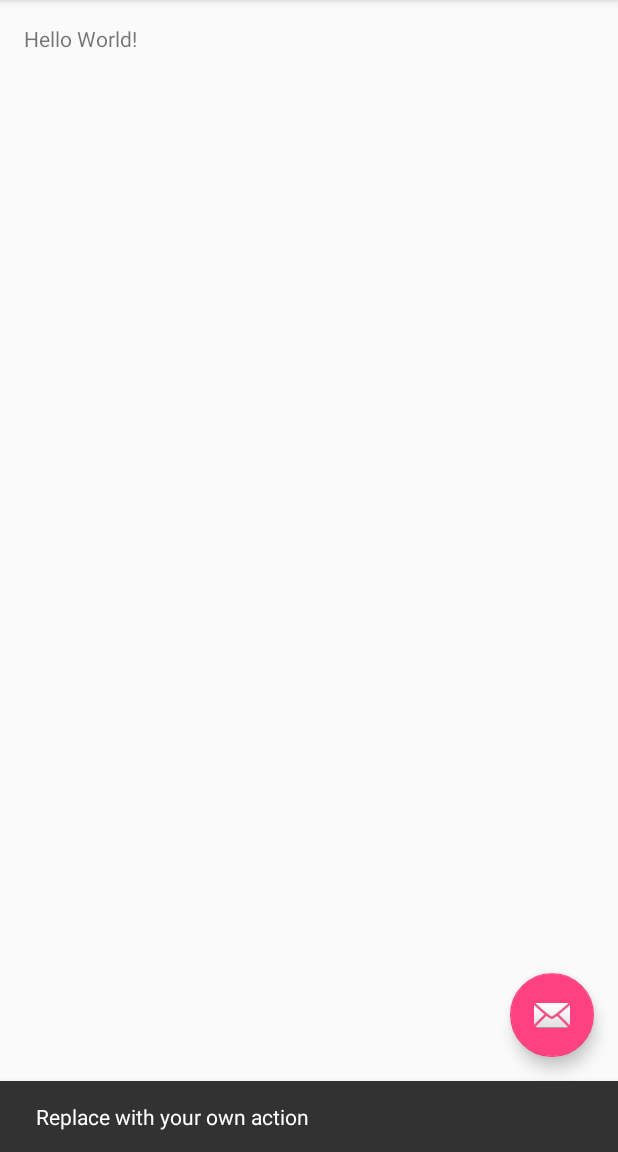
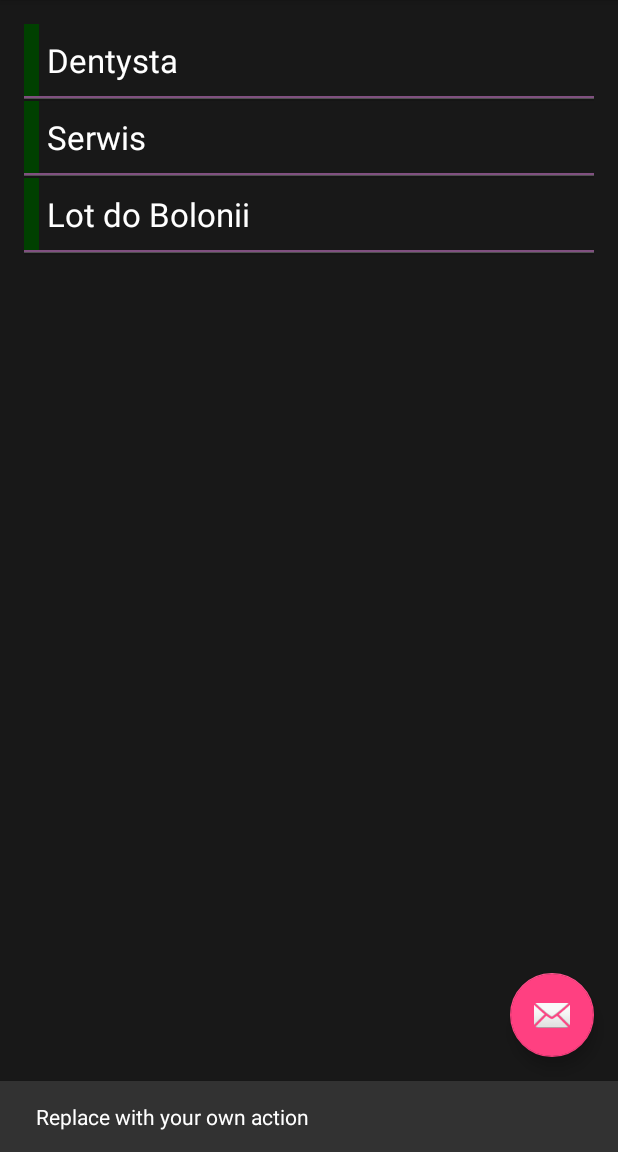
Before and after one commit to tombuczynski/reminder, an Android app: the screen it shows after launch (RemindersActivity), after a tap on an icon or button, on a phone screen of 412 x 824 dp, the part 84-1236 px from its top. Run offline under Robolectric (Android 15) with nearby library versions, the phone set to English and light mode, and no system bars.

Commit message:
Zrobiony custom View od Reminders ListView

```diff
--- a/app/src/main/java/com/apress/gerber/reminders/RemindersActivity.java
+++ b/app/src/main/java/com/apress/gerber/reminders/RemindersActivity.java
@@ -8,6 +8,10 @@ import android.support.v7.widget.Toolbar;
 import android.view.View;
 import android.view.Menu;
 import android.view.MenuItem;
+import android.widget.Adapter;
+import android.widget.ArrayAdapter;
+import android.widget.ListAdapter;
+import android.widget.ListView;
 
 public class RemindersActivity extends AppCompatActivity {
 
@@ -26,6 +30,12 @@ public class RemindersActivity extends AppCompatActivity {
                         .setAction("Action", null).show();
             }
         });
+
+        ListAdapter a = new ArrayAdapter<String>(this, R.layout.reminders_row, R.id.row_text,
+                new String[] {"Dentysta", "Serwis", "Lot do Bolonii"});
+
+        ListView lv = (ListView)findViewById(R.id.reminders_list_view);
+        lv.setAdapter(a);
     }
 
     @Override
--- a/app/src/main/res/layout/content_reminders.xml
+++ b/app/src/main/res/layout/content_reminders.xml
@@ -3,6 +3,7 @@
     xmlns:android="http://schemas.android.com/apk/res/android"
     xmlns:app="http://schemas.android.com/apk/res-auto"
     xmlns:tools="http://schemas.android.com/tools"
+    android:background="@color/col_dark_gray"
     android:layout_width="match_parent"
     android:layout_height="match_parent"
     android:paddingBottom="@dimen/activity_vertical_margin"
@@ -11,10 +12,14 @@
     android:paddingTop="@dimen/activity_vertical_margin"
     app:layout_behavior="@string/appbar_scrolling_view_behavior"
     tools:context="com.apress.gerber.reminders.RemindersActivity"
-    tools:showIn="@layout/activity_reminders">
+    >
 
-    <TextView
-        android:layout_width="wrap_content"
-        android:layout_height="wrap_content"
-        android:text="Hello World!"/>
+    <ListView
+        android:layout_width="match_parent"
+        android:layout_height="match_parent"
+        android:id="@+id/reminders_list_view"
+        android:layout_alignParentLeft="true"
+        android:layout_alignParentStart="true"
+        android:layout_alignParentTop="true"
+        tools:listitem="@layout/reminders_row"/>
 </RelativeLayout>
--- /dev/null
+++ b/app/src/main/res/layout/reminders_row.xml
@@ -0,0 +1,44 @@
+<?xml version="1.0" encoding="utf-8"?>
+<LinearLayout xmlns:android="http://schemas.android.com/apk/res/android"
+              android:layout_width="match_parent"
+              android:layout_height="50dp"
+              android:background="@color/col_dark_gray"
+              android:orientation="vertical">
+
+    <LinearLayout
+        android:layout_width="match_parent"
+        android:layout_height="48dp"
+        android:orientation="horizontal"
+        >
+
+        <View
+            android:id="@+id/row_tab"
+            android:layout_width="10dp"
+            android:layout_height="match_parent"
+            android:background="@color/col_green"/>
+
+        <TextView
+            android:id="@+id/row_text"
+            android:layout_width="match_parent"
+            android:layout_height="match_parent"
+            android:ellipsize="end"
+            android:gravity="center_vertical"
+            android:padding="5dp"
+            android:text="Treść przypomnienia"
+            android:textAppearance="?android:attr/textAppearanceLarge"
+            android:textColor="@color/col_white"
+            android:singleLine="true"/>
+
+    </LinearLayout>
+    <View
+        android:layout_width="fill_parent"
+        android:layout_height="1dp"
+        android:background="#805080"
+        />
+    <View
+        android:layout_width="fill_parent"
+        android:layout_height="1dp"
+        android:background="#505050"
+        />
+
+</LinearLayout>
--- a/app/src/main/res/values/colors.xml
+++ b/app/src/main/res/values/colors.xml
@@ -3,4 +3,7 @@
     <color name="colorPrimary">#3F51B5</color>
     <color name="colorPrimaryDark">#303F9F</color>
     <color name="colorAccent">#FF4081</color>
+    <color name="col_dark_gray">#181818</color>
+    <color name="col_green">#004000</color>
+    <color name="col_white">#ffffff</color>
 </resources>
```
